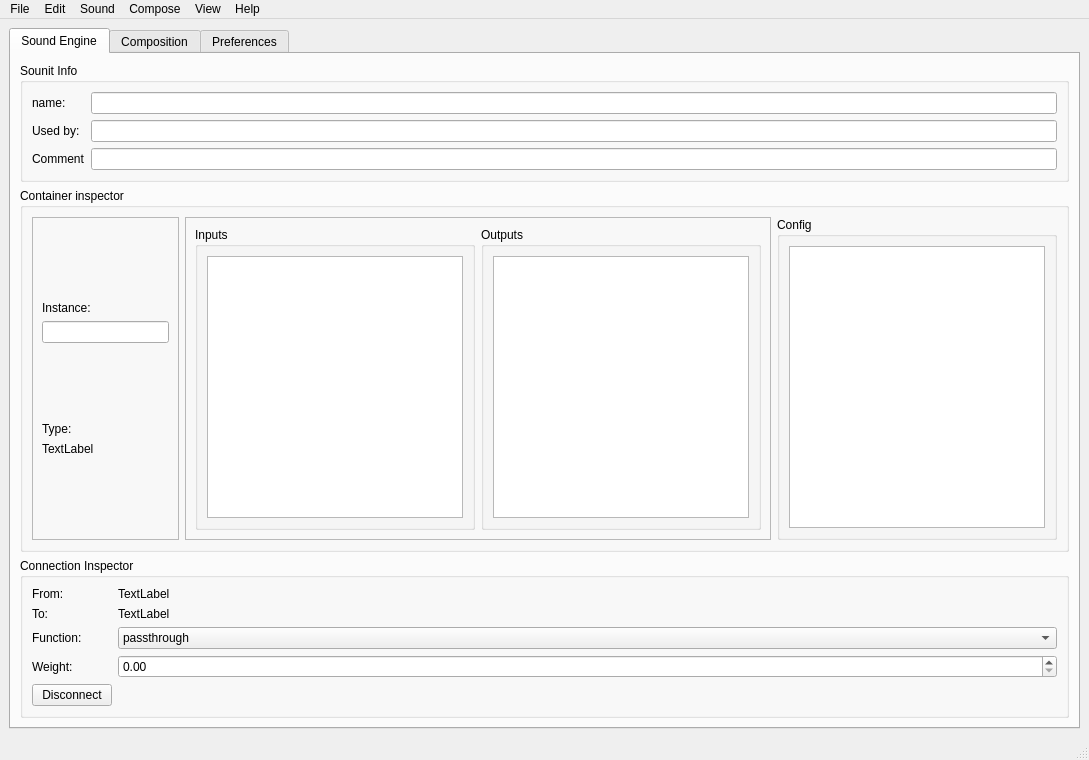
First picture: the form in calamusmain.ui, repository nimusd/Calamus, before the edit.
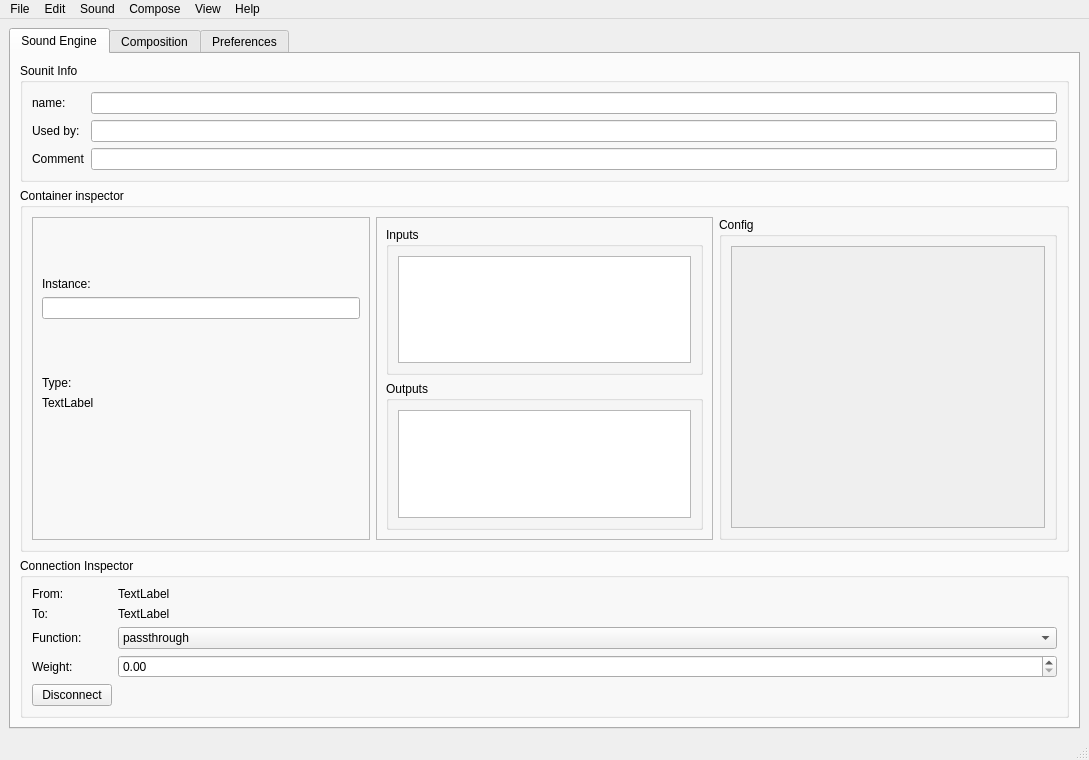
Second picture: the form after the edit. The open tabs and pages were chosen to show the change.

```diff
--- a/calamusmain.ui
+++ b/calamusmain.ui
@@ -116,6 +116,19 @@
                 </property>
                </widget>
               </item>
+              <item>
+               <widget class="QLabel" name="labelContainerDescription">
+                <property name="text">
+                 <string/>
+                </property>
+                <property name="wordWrap">
+                 <bool>true</bool>
+                </property>
+                <property name="alignment">
+                 <set>Qt::AlignmentFlag::AlignLeading|Qt::AlignmentFlag::AlignLeft|Qt::AlignmentFlag::AlignTop</set>
+                </property>
+               </widget>
+              </item>
              </layout>
             </widget>
            </item>
@@ -127,7 +140,7 @@
              <property name="frameShadow">
               <enum>QFrame::Shadow::Raised</enum>
              </property>
-             <layout class="QHBoxLayout" name="horizontalLayout_13">
+             <layout class="QVBoxLayout" name="verticalLayout_PortsStacked">
               <item>
                <widget class="QGroupBox" name="groupInputs">
                 <property name="title">
@@ -176,13 +189,37 @@
              </property>
              <layout class="QVBoxLayout" name="verticalLayout_9">
               <item>
-               <widget class="QListWidget" name="listWidgetConfig">
-                <property name="minimumSize">
-                 <size>
-                  <width>0</width>
-                  <height>0</height>
-                 </size>
+               <widget class="QScrollArea" name="scrollAreaConfig">
+                <property name="widgetResizable">
+                 <bool>true</bool>
                 </property>
+                <widget class="QWidget" name="scrollAreaConfigContents">
+                 <property name="geometry">
+                  <rect>
+                   <x>0</x>
+                   <y>0</y>
+                   <width>100</width>
+                   <height>100</height>
+                  </rect>
+                 </property>
+                 <layout class="QVBoxLayout" name="verticalLayout_Config">
+                  <property name="spacing">
+                   <number>6</number>
+                  </property>
+                  <property name="leftMargin">
+                   <number>0</number>
+                  </property>
+                  <property name="topMargin">
+                   <number>0</number>
+                  </property>
+                  <property name="rightMargin">
+                   <number>0</number>
+                  </property>
+                  <property name="bottomMargin">
+                   <number>0</number>
+                  </property>
+                 </layout>
+                </widget>
                </widget>
               </item>
              </layout>
```
